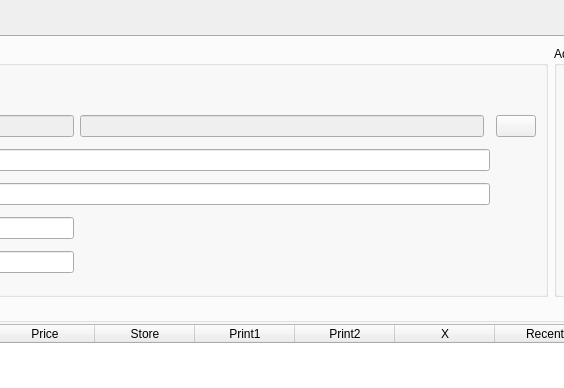
Before: the Qt Designer form Editors/c5dishwidget.ui in End1-1/Cafe5, drawn with Qt 5; both pictures show x 332 to 896 and y 0 to 388 of the 1079 by 602 pixel window.
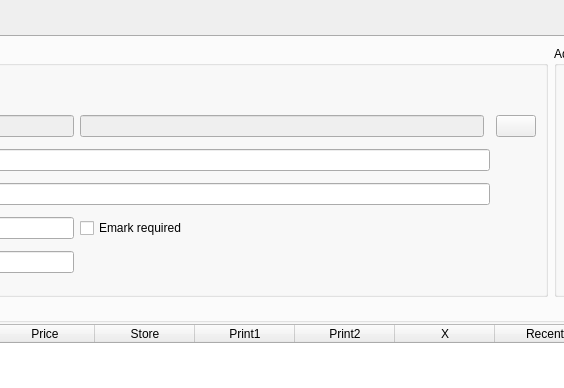
After: the same form once the commit is applied. Icons and pictures are not drawn. Custom widgets are drawn as their Qt base class.

```diff
--- a/Editors/c5dishwidget.ui
+++ b/Editors/c5dishwidget.ui
@@ -205,6 +205,16 @@
             </property>
            </widget>
           </item>
+          <item row="4" column="3">
+           <widget class="C5CheckBox" name="chAppenByQR">
+            <property name="text">
+             <string>Emark required</string>
+            </property>
+            <property name="Field" stdset="0">
+             <string>f_addbyqr</string>
+            </property>
+           </widget>
+          </item>
          </layout>
         </widget>
        </item>
```
Left out of the diff: 100 changed lines with no effect on the pictures.
